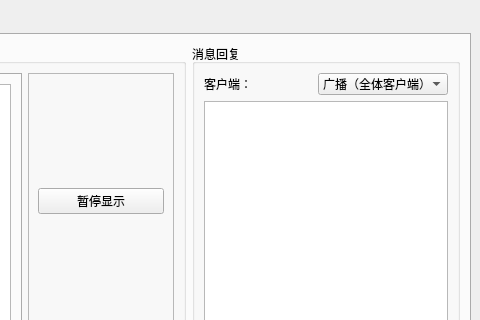
Before: the Qt Designer form mainwindow.ui in SimonYen/qtelnet, drawn with Qt 5; both pictures show x 592 to 1072 and y 0 to 320 of the 1072 by 657 pixel window.
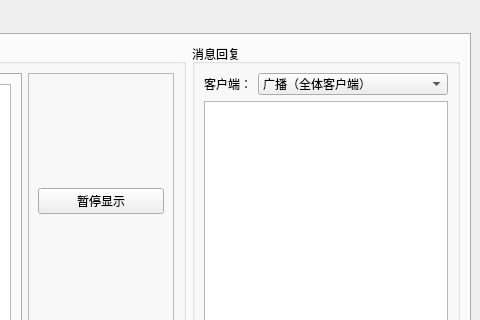
After: the same form once the commit is applied. Icons and pictures are not drawn.

What changed in the file:
```diff
--- a/mainwindow.ui
+++ b/mainwindow.ui
@@ -713,6 +713,12 @@
                 <layout class="QHBoxLayout" name="horizontalLayout_14">
                  <item>
                   <widget class="QLabel" name="label_5">
+                   <property name="sizePolicy">
+                    <sizepolicy hsizetype="Fixed" vsizetype="Preferred">
+                     <horstretch>0</horstretch>
+                     <verstretch>0</verstretch>
+                    </sizepolicy>
+                   </property>
                    <property name="text">
                     <string>客户端：</string>
                    </property>
@@ -720,6 +726,12 @@
                  </item>
                  <item>
                   <widget class="QComboBox" name="clientComboBox">
+                   <property name="sizePolicy">
+                    <sizepolicy hsizetype="Expanding" vsizetype="Fixed">
+                     <horstretch>0</horstretch>
+                     <verstretch>0</verstretch>
+                    </sizepolicy>
+                   </property>
                    <item>
                     <property name="text">
                      <string>广播（全体客户端）</string>
```
Left out of the diff: 62 changed lines with no effect on the pictures.
